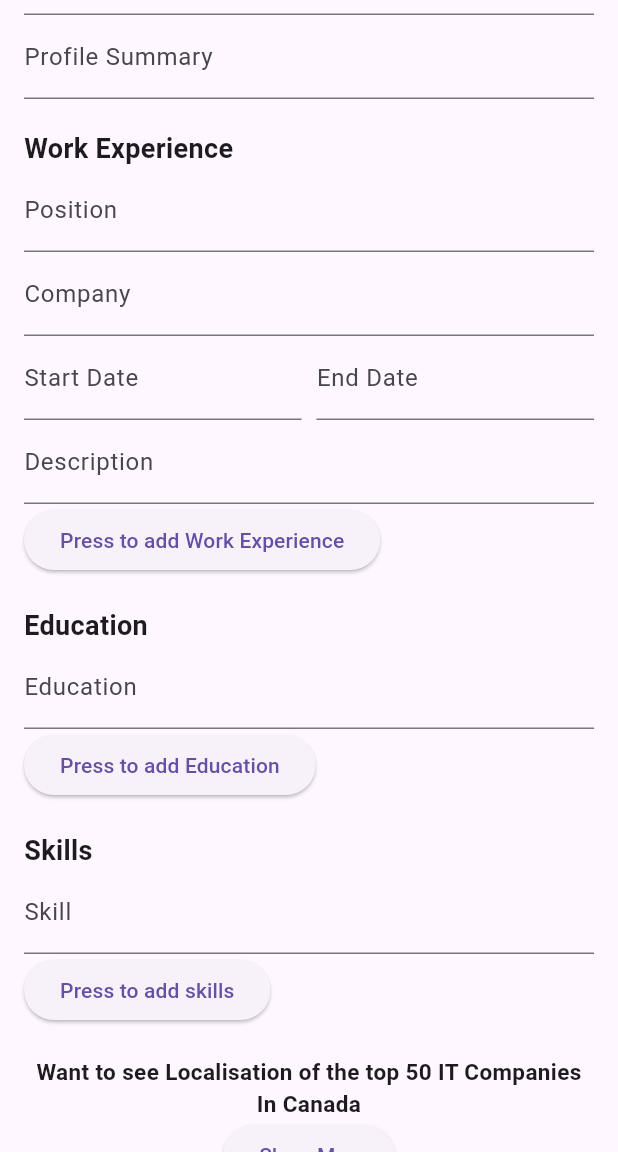
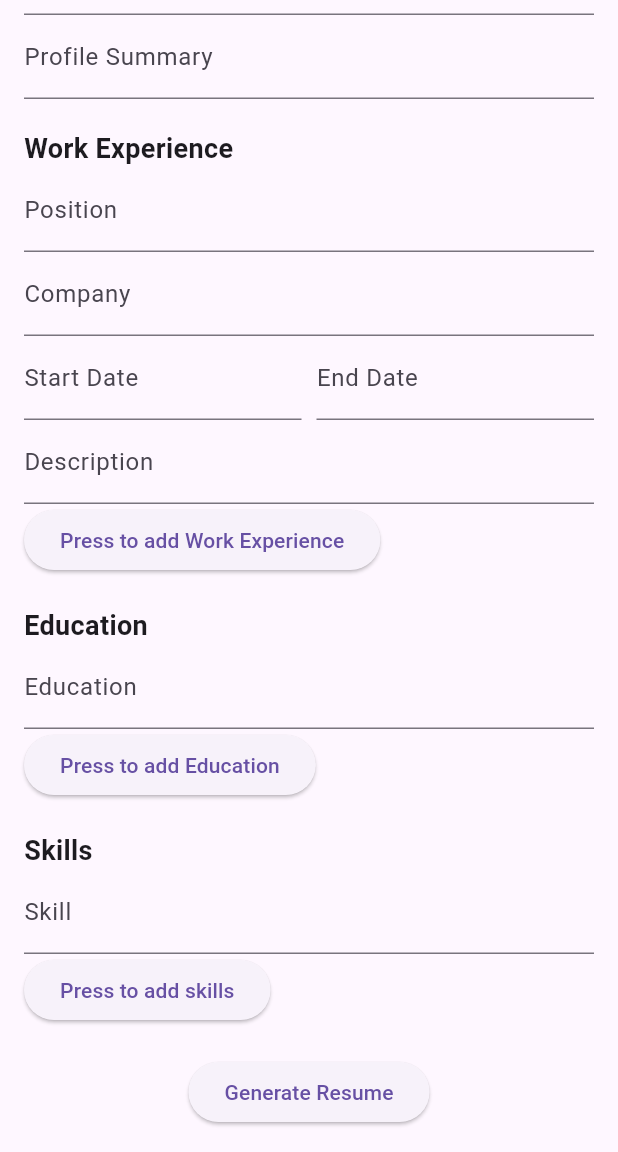
Before and after one commit to Yass-Bak/Profilo, a Flutter app: the screen it shows after launch, scrolled down 452 dp, on a phone screen of 412 x 824 dp, the part 84-1236 px from its top. Run offline on Flutter 3.47's test engine with Material 3 defaults, Android fonts, the phone set to English and light mode, and no system bars; drawn by our look-alikes of datetime_picker_formfield, flutter_advanced_drawer; our stand-ins replace flutter_translate, google_maps_flutter, image_picker, open_file, pdf, permission_handler and 1 more; missing offline and left inert: animated_sidebar, sidebar_bigeagle, tuanis_sidebar, wc_form_validators.

```diff
--- a/lib/Pages/CreationForm.dart
+++ b/lib/Pages/CreationForm.dart
@@ -1,5 +1,7 @@
 import 'dart:developer';
 import 'dart:io';
+import 'package:animated_sidebar/animated_sidebar.dart';
+import 'package:flutter_advanced_drawer/flutter_advanced_drawer.dart';
 import 'package:intl/intl.dart';
 
 import 'package:datetime_picker_formfield/datetime_picker_formfield.dart';
@@ -11,6 +13,9 @@ import 'package:intl/intl.dart';
 import 'package:path_provider/path_provider.dart';
 import 'package:flutter/services.dart';
 import 'package:path/path.dart';
+import 'package:sidebar_bigeagle/sidebar_bigeagle.dart';
+import 'package:sidebarx/sidebarx.dart';
+import 'package:tuanis_sidebar/tuanis_sidebar.dart';
 import '../PdfGenerator/GenerateCv.dart'; // Ensure the path matches your project structure
 import 'package:wc_form_validators/wc_form_validators.dart';
 class CanadianResumeForm extends StatefulWidget {
@@ -33,27 +38,7 @@ class _CanadianResumeFormState extends State<CanadianResumeForm> {
   List<Map<String, String>> workExperience = [];
   List<String> education = [];
   List<String> skills = [];
-  GoogleMapController? mapController;
-  Set<Marker> markers = {};
 
-  void _onMapCreated(GoogleMapController controller) {
-    mapController = controller;
-  }
-
-  void _addMarker() {
-    final marker = Marker(
-      markerId: MarkerId("id-1"),
-      position: LatLng(45.4215, -75.6972), // Example position
-      infoWindow: InfoWindow(
-        title: 'Marker',
-        snippet: 'A new marker',
-      ),
-    );
-
-    setState(() {
-      markers.add(marker);
-    });
-  }
   TextEditingController positionController = TextEditingController();
   TextEditingController companyController = TextEditingController();
   TextEditingController startDateController = TextEditingController();
@@ -119,20 +104,45 @@ class _CanadianResumeFormState extends State<CanadianResumeForm> {
       skillController.clear();
     });
   }
-  bool _isMapVisible = false;  // State variable to control visibility of the map
 
-  void _toggleMapVisibility() {
-    setState(() {
-      _isMapVisible = !_isMapVisible;  // Toggle the map visibility
-    });
-  }
+  final _advancedDrawerController = AdvancedDrawerController();
 
   @override
   Widget build(BuildContext context) {
 
     double w = MediaQuery.of(context).size.width;
     double h = MediaQuery.of(context).size.height;
-    return Scaffold(
+    return  AdvancedDrawer(
+      backdrop: Container(
+        width: double.infinity,
+        height: double.infinity,
+        decoration: BoxDecoration(
+          gradient: LinearGradient(
+            begin: Alignment.topLeft,
+            end: Alignment.bottomRight,
+            colors: [Colors.blueGrey, Colors.blueGrey.withOpacity(0.2)],
+          ),
+        ),
+      ),
+      controller: _advancedDrawerController,
+      animationCurve: Curves.easeInOut,
+      animationDuration: const Duration(milliseconds: 300),
+      animateChildDecoration: true,
+      rtlOpening: false,
+      // openScale: 1.0,
+      disabledGestures: false,
+      childDecoration: const BoxDecoration(
+        // NOTICE: Uncomment if you want to add shadow behind the page.
+        // Keep in mind that it may cause animation jerks.
+        // boxShadow: <BoxShadow>[
+        //   BoxShadow(
+        //     color: Colors.black12,
+        //     blurRadius: 0.0,
+        //   ),
+        // ],
+        borderRadius: const BorderRadius.all(Radius.circular(16)),
+      ),
+      child:Scaffold(
         appBar: AppBar(
           title: Text('Profilo'),
           actions: [
@@ -337,85 +347,6 @@ class _CanadianResumeFormState extends State<CanadianResumeForm> {
                   onPressed: _addSkill,
                   child: Text('Press to add skills'),
                 ),
-
-              SizedBox(height: 20),
-              Text('Want to see Localisation of the top 50 IT Companies In Canada',textAlign: TextAlign.center, style: TextStyle(fontSize: 15, fontWeight: FontWeight.bold)),
-              /*ElevatedButton(
-                onPressed: _toggleMapVisibility,
-                child: Text(_isMapVisible ? 'Hide Map' : 'Show Map'),  // Text changes based on map visibility
-              ),*/
-              Center(
-                child: ElevatedButton(
-                  onPressed: _toggleMapVisibility,
-                  child: Text(_isMapVisible ? 'Hide Map' : 'Show Map'),
-                ),
-              ),
-
-              // Conditionally display the map
-              if (_isMapVisible)
-                Container(
-                  height: 300,  // Set the map height
-                  child: GoogleMap(
-                    onMapCreated: _onMapCreated,
-                    initialCameraPosition: CameraPosition(
-                      target: LatLng(43.6476246, -79.3954849),
-                      zoom: 10.0,
-                    ),
-                     markers:
-                     {
-                              Marker(
-                              markerId: MarkerId(
-                              'Shopify'),
-                              infoWindow: InfoWindow(title: 'Shopify'),
-                              icon: BitmapDescriptor.defaultMarkerWithHue(
-                              BitmapDescriptor.hueAzure),
-                              position: LatLng(43.6476246,-79.3954849),
-                              ),
-                              Marker(
-                              markerId: MarkerId('Top Hat'),
-                              infoWindow: InfoWindow(title: 'Top Hat'),
-                              icon: BitmapDescriptor.defaultMarkerWithHue(
-                              BitmapDescriptor.hueAzure),
-                              position: LatLng(43.6700798,-79.3892593),
-                              ),
-                              Marker(
-                              markerId: MarkerId('Kira Systems'),
-                              infoWindow: InfoWindow(title: 'Kira Systems'),
-                              icon: BitmapDescriptor.defaultMarkerWithHue(
-                              BitmapDescriptor.hueAzure),
-                              position: LatLng(43.6485557,-79.3892822),
-                              ),
-                              Marker(
-                              markerId: MarkerId('Ritual Technologies'),
-                              infoWindow: InfoWindow(title: 'Ritual Technologies'),
-                              icon: BitmapDescriptor.defaultMarkerWithHue(
-                              BitmapDescriptor.hueAzure),
-                              position: LatLng(43.6525269,-79.3819428),
-                              ),
-                              Marker(
-                              markerId: MarkerId('A3Logics'),
-                              infoWindow: InfoWindow(title: 'A3Logics'),
-                              icon: BitmapDescriptor.defaultMarkerWithHue(
-                              BitmapDescriptor.hueAzure),
-                              position: LatLng(26.9124336,75.7872709 ),
-                              ),
-                              Marker(
-                              markerId: MarkerId('Datarockets'),
-                              infoWindow: InfoWindow(title: '750 Lexington Ave #12-125, New York City'),
-                              icon: BitmapDescriptor.defaultMarkerWithHue(
-                              BitmapDescriptor.hueAzure),
-                              position: LatLng(40.7580277,-73.9855547),
-                              ),
-                              Marker(
-                              markerId: MarkerId('Datarockets'),
-                              infoWindow: InfoWindow(title: '80 Queens Wharf Rd #1015, Toronto'),
-                              icon: BitmapDescriptor.defaultMarkerWithHue(
-                              BitmapDescriptor.hueAzure),
-                              position: LatLng(43.6629295,-79.3957348),
-                              )
-                     },
-                  ),
-                ),
                 SizedBox(height: 20),
                 Center(
                     child:ElevatedButton(
@@ -423,6 +354,69 @@ class _CanadianResumeFormState extends State<CanadianResumeForm> {
                       child: Text('Generate Resume'),
                     )),
               ],
+            ),
+          ),
+        ),
+      ),
+      drawer: SafeArea(
+        child: Container(
+          child: ListTileTheme(
+            textColor: Colors.white,
+            iconColor: Colors.white,
+            child: Column(
+              mainAxisSize: MainAxisSize.max,
+              children: [
+                Container(
+                  width: 128.0,
+                  height: 128.0,
+                  margin: const EdgeInsets.only(
+                    top: 24.0,
+                    bottom: 64.0,
+                  ),
+                  clipBehavior: Clip.antiAlias,
+                  decoration: BoxDecoration(
+                    color: Colors.black26,
+                    shape: BoxShape.rectangle,
+                  ),
+                  child:  Image.asset(
+                    'img/Profilo.png',
+                    width: w*0.8,
+                    height: h*0.5,
+                    fit: BoxFit.fill,
+                  ),
+                ),
+                ListTile(
+                  onTap: () {},
+                  leading: Icon(Icons.home),
+                  title: Text('Home'),
+                ),
+                ListTile(
+                  onTap: () {Navigator.of(context).popAndPushNamed
+                      ('/CanadianResumeForm');},
+                  leading: Icon(Icons.receipt_sharp),
+                  title: Text('Resume'),
+                ),
+                ListTile(
+                  onTap: () {Navigator.of(context)
+                      .pushNamed('/map');},
+                  leading: Icon(Icons.location_on),
+                  title: Text('Locate IT Firms'),
+                ),
+                Spacer(),
+                DefaultTextStyle(
+                  style: TextStyle(
+                    fontSize: 12,
+                    color: Colors.white54,
+                  ),
+                  child: Container(
+                    margin: const EdgeInsets.symmetric(
+                      vertical: 16.0,
+                    ),
+                    child: Text('Terms of Service | Privacy Policy'),
+                  ),
+                ),
+              ],
+            ),
           ),
         ),
       ),
@@ -557,4 +551,10 @@ class _CanadianResumeFormState extends State<CanadianResumeForm> {
       ),
     );
   }
+  void _handleMenuButtonPressed() {
+    // NOTICE: Manage Advanced Drawer state through the Controller.
+    // _advancedDrawerController.value = AdvancedDrawerValue.visible();
+    _advancedDrawerController.showDrawer();
   }
+
+}
--- a/pubspec.yaml
+++ b/pubspec.yaml
@@ -37,6 +37,11 @@ dependencies:
   persistent_bottom_nav_bar_v2: ^5.2.3
   google_maps_flutter: ^2.6.1
   image_picker: ^1.1.0
+  sidebarx: ^0.17.1
+  sidebar_bigeagle: ^0.2.2+1
+  tuanis_sidebar: ^0.3.4
+  animated_sidebar: ^1.0.1
+  flutter_advanced_drawer: ^1.3.6
 
 dev_dependencies:
   flutter_test:
```
Also changed, not shown: lib/Pages/Map.dart (+99 -3 lines), img/Profilo.png (added), img/Profilo_transparent.png (added), pubspec.lock, 3 other files. Lines whose indentation alone changed are shown as unchanged.
